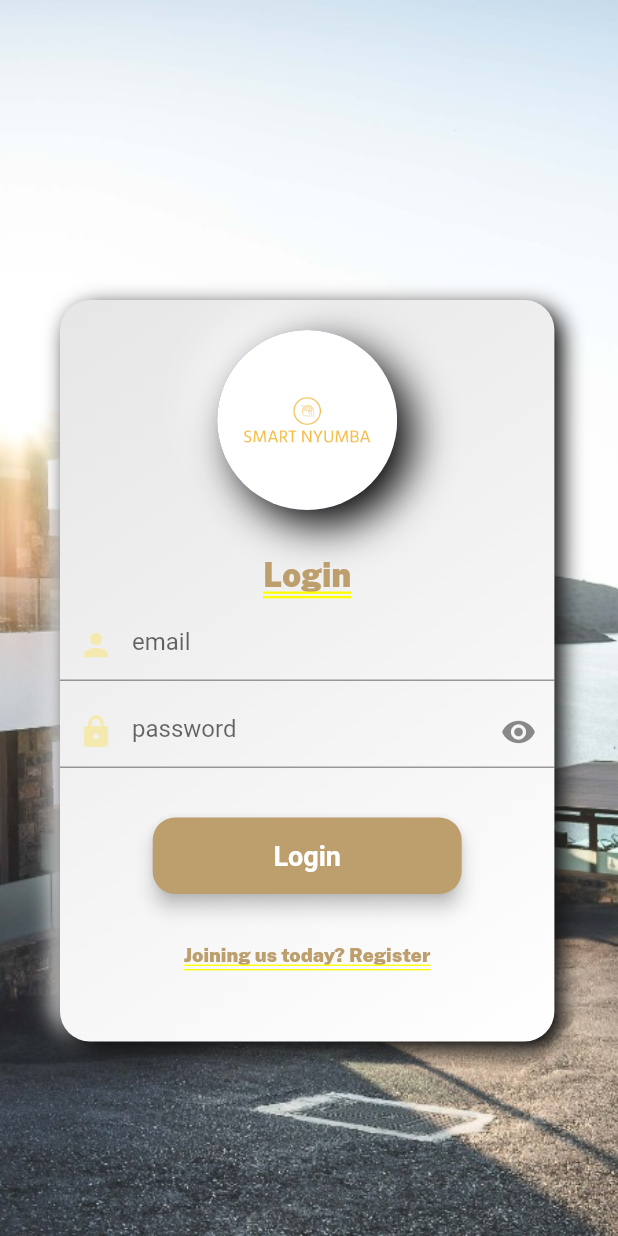
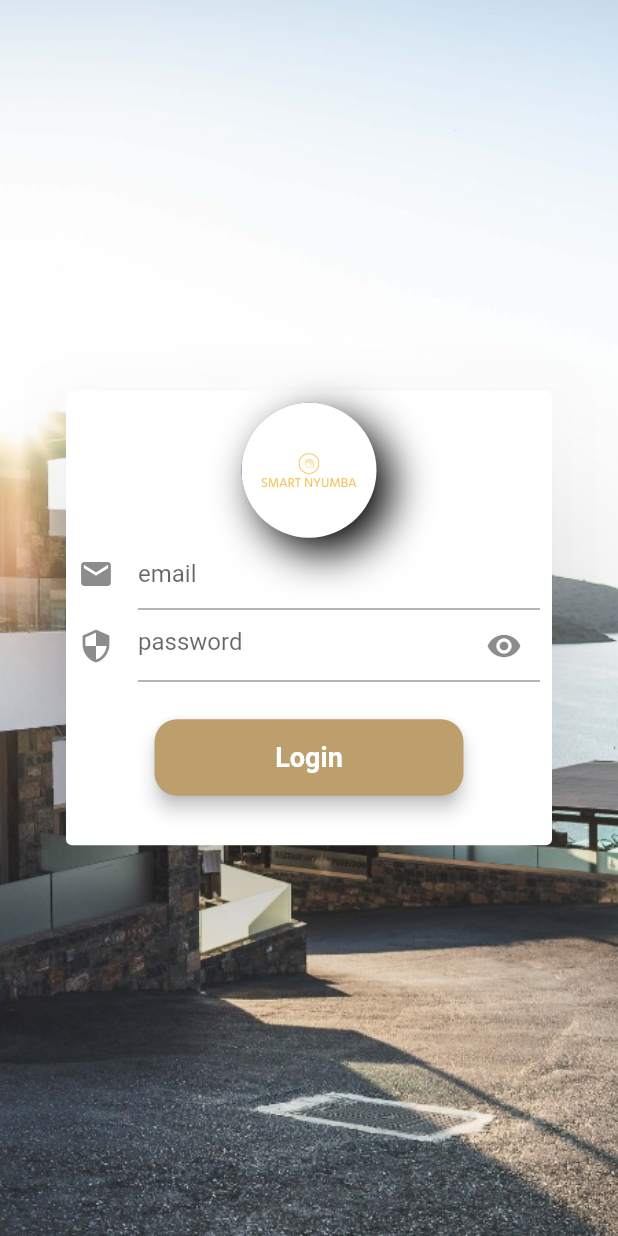
Before and after one commit to DennisMuasyaWambua/Smart_Nyumba_Mobile_App, a Flutter app: the screen it shows after launch, on a phone screen of 412 x 824 dp. Run offline on Flutter 3.47's test engine with Material 2 defaults, Android fonts, the phone set to English and light mode, and no system bars; drawn by our look-alikes of flutter_neumorphic; our stand-ins replace flutter_bloc, get, google_fonts.

Commit message:
login endpoints integrated

```diff
--- a/lib/Authentication/login/login.dart
+++ b/lib/Authentication/login/login.dart
@@ -1,14 +1,15 @@
 import 'package:flutter/material.dart';
-import 'package:flutter_neumorphic/flutter_neumorphic.dart';
-import 'package:get/get.dart';
-import 'package:get/get_core/src/get_main.dart';
-import 'package:get/get_navigation/src/root/get_material_app.dart';
-import 'package:google_fonts/google_fonts.dart';
-import 'package:smart_nyumba/Authentication/register/register.dart';
-import 'package:smart_nyumba/Constants/Constants.dart';
+import 'package:flutter_bloc/flutter_bloc.dart';
+import 'package:smart_nyumba/Authentication/auth_repository.dart';
+import 'package:smart_nyumba/Authentication/login/login_bloc.dart';
+import 'package:smart_nyumba/Authentication/login/login_event.dart';
+import 'package:smart_nyumba/Authentication/login/login_state.dart';
 import 'package:smart_nyumba/Constants/Logo.dart';
-import 'package:smart_nyumba/Tenant/tenantDashboard.dart';
 import 'package:smart_nyumba/Widgets/AuthButton.dart';
+import 'package:smart_nyumba/form_submission_status.dart';
+
+import '../../Constants/Constants.dart';
+import '../../Providers/auth_provider.dart';
 
 class Login extends StatefulWidget {
   const Login({Key? key}) : super(key: key);
@@ -20,102 +21,92 @@ class Login extends StatefulWidget {
 class _LoginState extends State<Login> {
   String email = " ";
   String password = " ";
-  bool _isVisible = true;
   var _emailController = TextEditingController();
   var _passwordController = TextEditingController();
+  bool _passwordVisible = true;
+  final _formKey = GlobalKey<FormState>();
   @override
   Widget build(BuildContext context) {
-    return Scaffold(
-      body: GetMaterialApp(
-        home: Container(
+    return SingleChildScrollView(
+      child: Center(
+        child: Container(
           width: MediaQuery.of(context).size.width,
           height: MediaQuery.of(context).size.height,
           decoration: BoxDecoration(
-            image: DecorationImage(
+            image:DecorationImage(
                 image: AssetImage("assets/images/smart_nyumba.jpeg"),
                 fit: BoxFit.cover
-            )
-          ),
-          child: SingleChildScrollView(
-            child: Stack(
-              children: [
-
-                  Padding(
-                    padding: const EdgeInsets.fromLTRB(40.0, 200, 10, 5),
-                    child: Neumorphic(
-                      style:NeumorphicStyle(
-                        shape: NeumorphicShape.concave,
-                        boxShape: NeumorphicBoxShape.roundRect(BorderRadius.circular(20.0)),
-                        depth: 10,
-                        color: Colors.white,
-                        lightSource: LightSource.topLeft,
-                        intensity: 20
-                      ),
-                      child: Container(
-                        width: MediaQuery.of(context).size.width*0.8,
-                        height: MediaQuery.of(context).size.height*0.6,
-                        child: Column(
-                          children: [
-                            Padding(
-                              padding: const EdgeInsets.only(top: 20),
-                              child: Logo(height: 120,width: 120,),
-                            ),
-                            Padding(
-                              padding: const EdgeInsets.fromLTRB(0, 30, 0, 0),
-                              child: Text(Constants.login, style:GoogleFonts.publicSans(color: Constants.buttonColor, fontSize: 22) ,),
-                            ),
-                            Padding(
-                              padding: const EdgeInsets.fromLTRB(0, 10, 0, 0),
-                              child: TextFormField(
-
-                                onSaved: (newValue)=>email,
-                                controller: _emailController,
-                                decoration: InputDecoration(
-                                      prefixIcon: Icon(Icons.person, color: Color(0xfff4eaaf),),
-
-                                      hintText: Constants.email,
-                                ),
-                              ),
-                            ),
-                            Padding(
-                              padding: const EdgeInsets.fromLTRB(0, 10, 0, 0),
-                              child: TextFormField(
-                                onSaved: (newValue)=>password,
-                                controller: _passwordController,
-                                obscureText: _isVisible,
-                                decoration: InputDecoration(
-                                  prefixIcon: Icon(Icons.lock,color: Color(0xfff4eaaf),),
-                                  suffixIcon: InkWell(onTap:_tooglePasswordView ,child: Icon(_isVisible?Icons.visibility:Icons.visibility_off)),
-                                  hintText: Constants.password
-                                ),
-                              ),
-                            ),
-                            Padding(
-                              padding: const EdgeInsets.all(8.0),
-                              child: AuthButton(
-                                  text: Constants.login,
-                                  onClick: (){
-                                  //implement bloc state management
-                                  // Navigator.push(context, new MaterialPageRoute(builder: (_)=>TenantDashboard()));
-                                  // Get.to(()=>TenantDashboard());
-                                    Navigator.pushReplacement(context, new MaterialPageRoute(builder: (_)=>TenantDashboard()));
-                              }, bgColor: Constants.buttonColor, textColor: Colors.white),
             ),
 
-                           GestureDetector(
-                             onTap: (){
-                               //Transitioning using Get
-                               Get.to(()=>const Register(),transition: Transition.fade,duration: Duration(seconds: 1));
+          ),
+          child: Column(
+                mainAxisAlignment: MainAxisAlignment.center,
+            children: [
+              _loginForm(),
 
-                             },
-                             child:Text(Constants.joinMessage+ ' '+Constants.register, style:GoogleFonts.publicSans(color: Constants.buttonColor, fontSize: 13) ,) ,
-                           )
 
             ],
           ),
         ),
       ),
-                  )
+    );
+  }
+  Widget _emailField(){
+      return TextFormField(
+        controller: _emailController,
+        decoration: InputDecoration(
+            icon: Icon(Icons.mail),
+            hintText: Constants.email
+        ),
+      );
+  }
+  Widget _passwordField(){
+    return TextFormField(
+
+      obscureText:_passwordVisible ,
+      controller: _passwordController,
+      decoration: InputDecoration(
+          icon: Icon(Icons.security),
+          suffixIcon: InkWell(onTap: _tooglePasswordVisibility,child: _passwordVisible?Icon(Icons.visibility):Icon(Icons.visibility_off)),
+          hintText: Constants.password
+      ),
+    );
+  }
+  Widget _buttonSubmitField(){
+      return
+      AuthButton(
+        onClick: (){
+          email = _emailController.text;
+          password = _passwordController.text;
+          print(email);
+          print(password);
+          final login = Auth().login(email, password);
+
+          login.then((value) {
+            print(value.message);
+          });
+        },
+        bgColor: Constants.buttonColor,
+        text: Constants.login,
+        textColor: Colors.white,
+      );
+  }
+  Widget _loginForm(){
+    return Padding(
+      padding: const EdgeInsets.symmetric(horizontal: 40.0),
+      child: Card(
+        elevation: 50,
+        child: Padding(
+          padding: const EdgeInsets.all(8.0),
+          child: Form(
+            key: _formKey,
+              child:Column(
+                mainAxisAlignment: MainAxisAlignment.center,
+                children: [
+                  Logo(height: 90, width: 90,),
+                  _emailField(),
+                  _passwordField(),
+                  _buttonSubmitField()
                 ],
               ),
           ),
@@ -123,9 +114,10 @@ class _LoginState extends State<Login> {
       ),
     );
   }
-  void _tooglePasswordView() {
+  void _tooglePasswordVisibility(){
     setState(() {
-      _isVisible = !_isVisible;
+      _passwordVisible = !_passwordVisible;
     });
+
   }
 }
--- a/lib/Authentication/login/login_bloc.dart
+++ b/lib/Authentication/login/login_bloc.dart
@@ -7,7 +7,11 @@ import '../auth_repository.dart';
 
 class LoginBloc extends Bloc<LoginEvent,LoginState>{
   final AuthRepository? authRepo;
-  LoginBloc({this.authRepo}):super(LoginState());
+  LoginBloc({this.authRepo}):super(LoginState()){
+    on <LoginEvent>(
+        (event,emit){}
+    );
+  }
 
  @override
   Stream<LoginState>mapEventToState(LoginEvent event)async*{
--- a/lib/Authentication/login/login_state.dart
+++ b/lib/Authentication/login/login_state.dart
@@ -1,8 +1,14 @@
 import 'package:smart_nyumba/form_submission_status.dart';
+
+import '../../Constants/Constants.dart';
 
 class LoginState{
   final String? email;
   final String? password;
+  final RegExp emailRegex = Constants.emailRegex;
+  final RegExp passRegex = Constants.passwordRegex;
+  bool get isEmailValid =>  emailRegex.hasMatch(email.toString());
+  bool get isPasswordValid => passRegex.hasMatch(password.toString());
   final FormSubmissionStatus? formStatus;
   LoginState({this.email=' ',this.password= ' ',this.formStatus = const InitialFormStatus()});
 
--- a/lib/Constants/Constants.dart
+++ b/lib/Constants/Constants.dart
@@ -2,6 +2,9 @@ import 'package:flutter/material.dart';
 
 
 class Constants{
+    //regular expressions
+    static  RegExp emailRegex =  RegExp(r"^[a-zA-Z0-9+_.-]+@[a-zA-Z0-9.-]+$");
+    static  RegExp passwordRegex = RegExp(r"^(?=.*[a-z])(?=.*[A-Z])(?=.*\d)(?=.*[@$!%*?&])[A-Za-z\d@$!%*?&]{8,}$");
     //Authentication constants
     static const String email = "email";
     static const String password = "password";
--- a/lib/Models/login_response_message.dart
+++ b/lib/Models/login_response_message.dart
@@ -0,0 +1,42 @@
+// To parse this JSON data, do
+//
+//     final loginResponseMessage = loginResponseMessageFromJson(jsonString);
+
+import 'package:meta/meta.dart';
+import 'dart:convert';
+
+// LoginResponseMessage loginResponseMessageFromJson(String str) => LoginResponseMessage.fromJson(json.decode(str));
+
+String loginResponseMessageToJson(LoginResponseMessage data) => json.encode(data.toJson());
+
+class LoginResponseMessage {
+  LoginResponseMessage({
+    required this.status,
+    required this.message,
+    this.accessToken,
+    this.expiresIn,
+    this.tokenType,
+  });
+
+  bool status;
+  String message;
+  String?accessToken;
+  String?expiresIn;
+  String?tokenType;
+
+  factory LoginResponseMessage.fromJson(Map<String, dynamic> json) => LoginResponseMessage(
+    status: json["status"],
+    message: json["message"],
+    accessToken: json["access_token"],
+    expiresIn: json["expires_in"],
+    tokenType: json["token_type"],
+  );
+
+  Map<String, dynamic> toJson() => {
+    "status": status,
+    "message": message,
+    "access_token": accessToken,
+    "expires_in": expiresIn,
+    "token_type": tokenType,
+  };
+}
```
Also changed, not shown: lib/Providers/auth_provider.dart (+41 -0 lines), lib/main.dart (+6 -30 lines). Lines whose indentation alone changed are shown as unchanged.
